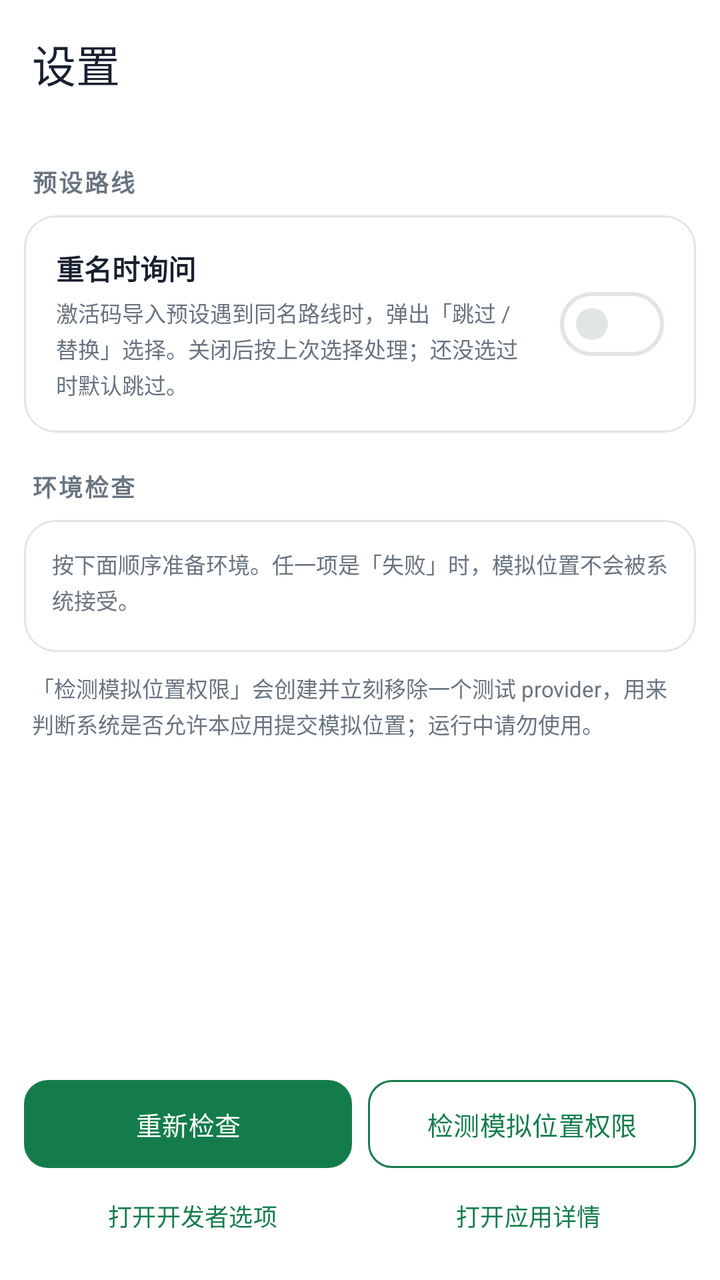
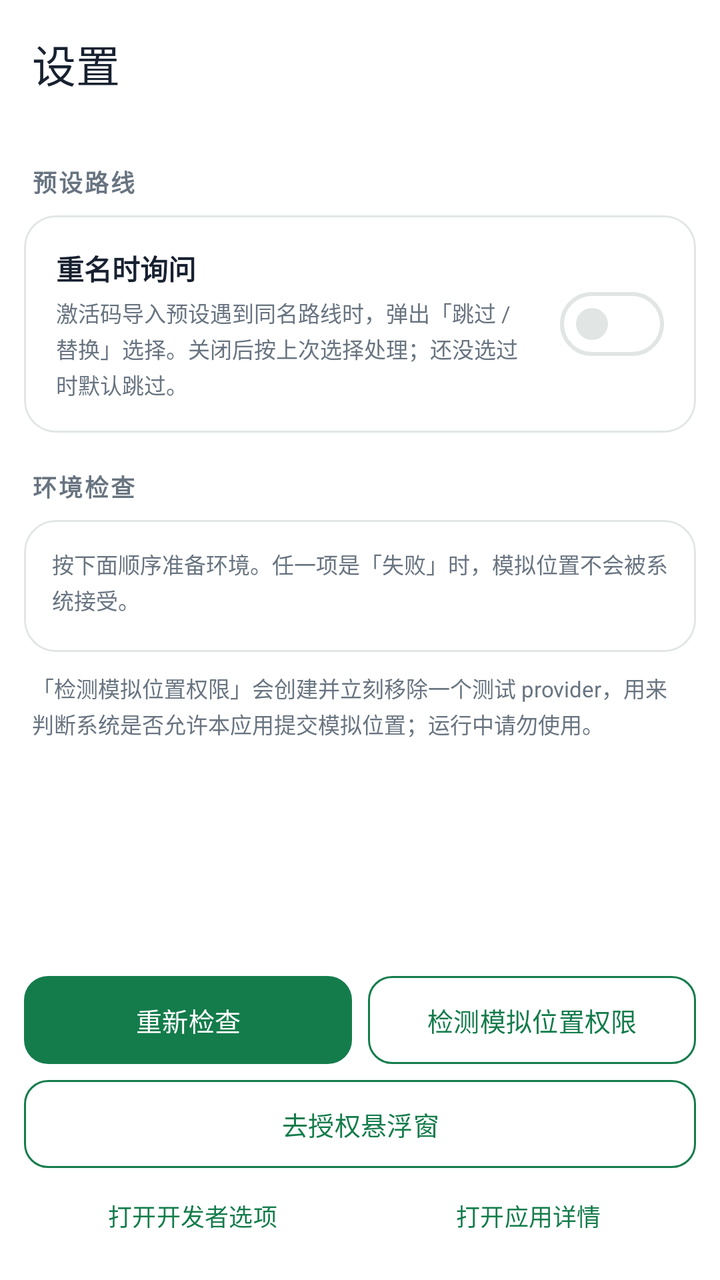

The first picture is an Android layout as it rendered before a commit; the second is the same layout after the commit. The layout source and the unified diff follow.
<!-- AndroidManifest.xml: activity theme Theme.RouteWorkshop.Home -->
<!-- res/layout/activity_settings_check.xml -->
<?xml version="1.0" encoding="utf-8"?>
<LinearLayout xmlns:android="http://schemas.android.com/apk/res/android"
    xmlns:app="http://schemas.android.com/apk/res-auto"
    android:layout_width="match_parent"
    android:layout_height="match_parent"
    android:background="@color/fm_surface"
    android:orientation="vertical">

    <com.google.android.material.appbar.MaterialToolbar
        android:id="@+id/toolbar"
        android:layout_width="match_parent"
        android:layout_height="wrap_content"
        android:background="@color/fm_surface"
        android:minHeight="?attr/actionBarSize"
        app:title="@string/settings_title"
        app:titleTextColor="@color/campus_ink" />

    <ScrollView
        android:layout_width="match_parent"
        android:layout_height="0dp"
        android:layout_weight="1"
        android:fillViewport="true">

        <LinearLayout
            android:layout_width="match_parent"
            android:layout_height="wrap_content"
            android:orientation="vertical"
            android:paddingBottom="8dp">

            <TextView
                android:layout_width="wrap_content"
                android:layout_height="wrap_content"
                android:layout_marginStart="16dp"
                android:layout_marginTop="18dp"
                android:letterSpacing="0.08"
                android:text="@string/settings_section_presets"
                android:textColor="@color/campus_muted"
                android:textSize="12sp"
                android:textStyle="bold" />

            <com.google.android.material.card.MaterialCardView
                android:layout_width="match_parent"
                android:layout_height="wrap_content"
                android:layout_marginStart="12dp"
                android:layout_marginTop="8dp"
                android:layout_marginEnd="12dp"
                app:cardBackgroundColor="@color/fm_surface"
                app:cardCornerRadius="16dp"
                app:cardElevation="0dp"
                app:strokeColor="@color/fm_border"
                app:strokeWidth="1dp">

                <LinearLayout
                    android:layout_width="match_parent"
                    android:layout_height="wrap_content"
                    android:gravity="center_vertical"
                    android:orientation="horizontal"
                    android:padding="16dp">

                    <LinearLayout
                        android:layout_width="0dp"
                        android:layout_height="wrap_content"
                        android:layout_weight="1"
                        android:orientation="vertical">

                        <TextView
                            android:layout_width="match_parent"
                            android:layout_height="wrap_content"
                            android:text="@string/settings_conflict_ask_title"
                            android:textColor="@color/campus_ink"
                            android:textSize="14sp"
                            android:textStyle="bold" />

                        <TextView
                            android:layout_width="match_parent"
                            android:layout_height="wrap_content"
                            android:layout_marginTop="4dp"
                            android:lineSpacingExtra="2dp"
                            android:text="@string/settings_conflict_ask_summary"
                            android:textColor="@color/campus_muted"
                            android:textSize="11sp" />
                    </LinearLayout>

                    <com.google.android.material.materialswitch.MaterialSwitch
                        android:id="@+id/switchPresetConflictAsk"
                        android:layout_width="wrap_content"
                        android:layout_height="wrap_content"
                        android:layout_marginStart="12dp" />
                </LinearLayout>
            </com.google.android.material.card.MaterialCardView>

            <TextView
                android:layout_width="wrap_content"
                android:layout_height="wrap_content"
                android:layout_marginStart="16dp"
                android:layout_marginTop="18dp"
                android:letterSpacing="0.08"
                android:text="@string/settings_section_environment"
                android:textColor="@color/campus_muted"
                android:textSize="12sp"
                android:textStyle="bold" />

            <com.google.android.material.card.MaterialCardView
                android:layout_width="match_parent"
                android:layout_height="wrap_content"
                android:layout_marginStart="12dp"
                android:layout_marginTop="8dp"
                android:layout_marginEnd="12dp"
                app:cardBackgroundColor="@color/fm_surface"
                app:cardCornerRadius="16dp"
                app:cardElevation="0dp"
                app:strokeColor="@color/fm_border"
                app:strokeWidth="1dp">

                <LinearLayout
                    android:layout_width="match_parent"
                    android:layout_height="wrap_content"
                    android:orientation="vertical"
                    android:padding="14dp">

                    <TextView
                        android:layout_width="match_parent"
                        android:layout_height="wrap_content"
                        android:lineSpacingExtra="2dp"
                        android:text="@string/settings_intro"
                        android:textColor="@color/campus_muted"
                        android:textSize="11sp" />

                    <LinearLayout
                        android:id="@+id/checkContainer"
                        android:layout_width="match_parent"
                        android:layout_height="wrap_content"
                        android:layout_marginTop="4dp"
                        android:orientation="vertical" />
                </LinearLayout>
            </com.google.android.material.card.MaterialCardView>

            <TextView
                android:layout_width="match_parent"
                android:layout_height="wrap_content"
                android:layout_marginHorizontal="16dp"
                android:layout_marginTop="10dp"
                android:lineSpacingExtra="2dp"
                android:text="@string/settings_probe_hint"
                android:textColor="@color/campus_muted"
                android:textSize="11sp" />
        </LinearLayout>
    </ScrollView>

    <LinearLayout
        android:layout_width="match_parent"
        android:layout_height="wrap_content"
        android:background="@color/fm_surface"
        android:orientation="vertical"
        android:paddingHorizontal="12dp"
        android:paddingTop="6dp"
        android:paddingBottom="8dp">

        <LinearLayout
            android:layout_width="match_parent"
            android:layout_height="wrap_content"
            android:orientation="horizontal">

            <com.google.android.material.button.MaterialButton
                android:id="@+id/buttonRecheck"
                android:layout_width="0dp"
                android:layout_height="44dp"
                android:layout_weight="1"
                android:insetTop="0dp"
                android:insetBottom="0dp"
                android:text="@string/settings_recheck"
                android:textColor="@color/brand_on_primary"
                android:textSize="13sp"
                app:backgroundTint="@color/campus_mint_dark"
                app:cornerRadius="12dp" />

            <com.google.android.material.button.MaterialButton
                android:id="@+id/buttonProbe"
                style="@style/Widget.Material3.Button.OutlinedButton"
                android:layout_width="0dp"
                android:layout_height="44dp"
                android:layout_marginStart="8dp"
                android:layout_weight="1"
                android:insetTop="0dp"
                android:insetBottom="0dp"
                android:text="@string/settings_probe_mock"
                android:textColor="@color/campus_mint_dark"
                android:textSize="13sp"
                app:cornerRadius="12dp"
                app:strokeColor="@color/campus_mint_dark" />
        </LinearLayout>

        <LinearLayout
            android:layout_width="match_parent"
            android:layout_height="wrap_content"
            android:orientation="horizontal">

            <com.google.android.material.button.MaterialButton
                android:id="@+id/buttonDevOptions"
                style="@style/Widget.Material3.Button.TextButton"
                android:layout_width="0dp"
                android:layout_height="wrap_content"
                android:layout_weight="1"
                android:insetTop="0dp"
                android:insetBottom="0dp"
                android:text="@string/settings_open_dev_options"
                android:textColor="@color/campus_mint_dark"
                android:textSize="12sp" />

            <com.google.android.material.button.MaterialButton
                android:id="@+id/buttonAppDetails"
                style="@style/Widget.Material3.Button.TextButton"
                android:layout_width="0dp"
                android:layout_height="wrap_content"
                android:layout_weight="1"
                android:insetTop="0dp"
                android:insetBottom="0dp"
                android:text="@string/settings_open_app_details"
                android:textColor="@color/campus_mint_dark"
                android:textSize="12sp" />
        </LinearLayout>
    </LinearLayout>
</LinearLayout>
<!-- resources referenced by this layout -->
<resources>
  <color name="brand_on_primary">@color/fm_on_brand</color>
  <color name="campus_ink">@color/fm_text</color>
  <color name="campus_mint_dark">@color/fm_link</color>
  <color name="campus_muted">@color/fm_muted</color>
  <color name="fm_border">#E1E6E5</color>
  <color name="fm_surface">#FFFFFF</color>
  <string name="settings_conflict_ask_summary">激活码导入预设遇到同名路线时，弹出「跳过 / 替换」选择。关闭后按上次选择处理；还没选过时默认跳过。</string>
  <string name="settings_conflict_ask_title">重名时询问</string>
  <string name="settings_intro">按下面顺序准备环境。任一项是「失败」时，模拟位置不会被系统接受。</string>
  <string name="settings_open_app_details">打开应用详情</string>
  <string name="settings_open_dev_options">打开开发者选项</string>
  <string name="settings_probe_hint">「检测模拟位置权限」会创建并立刻移除一个测试 provider，用来判断系统是否允许本应用提交模拟位置；运行中请勿使用。</string>
  <string name="settings_probe_mock">检测模拟位置权限</string>
  <string name="settings_recheck">重新检查</string>
  <string name="settings_section_environment">环境检查</string>
  <string name="settings_section_presets">预设路线</string>
  <string name="settings_title">设置</string>
  <style name="Theme.RouteWorkshop.Home" parent="Theme.RouteWorkshop" />
  <color name="fm_on_brand">#FFFFFF</color>
  <color name="fm_text">#182130</color>
  <color name="fm_link">#147C4B</color>
  <color name="fm_muted">#687480</color>
  <style name="Theme.RouteWorkshop" parent="Theme.Material3.DayNight.NoActionBar">
          <item name="colorPrimary">@color/fm_brand</item><item name="colorOnPrimary">@color/fm_on_brand</item>
          <item name="colorPrimaryContainer">@color/fm_surface_alt</item><item name="colorOnPrimaryContainer">@color/fm_text</item>
          <item name="colorSecondary">@color/fm_link</item><item name="colorSecondaryContainer">@color/fm_surface_alt</item><item name="colorOnSecondaryContainer">@color/fm_link</item>
          <item name="colorSurface">@color/fm_surface</item><item name="colorSurfaceContainerLow">@color/fm_background</item>
          <item name="colorSurfaceContainer">@color/fm_surface</item>
          <item name="colorSurfaceContainerHigh">@color/fm_surface</item>
          <item name="colorSurfaceContainerHighest">@color/fm_surface</item>
          <item name="colorSurfaceVariant">@color/fm_surface_alt</item>
          <item name="colorOnSurface">@color/fm_text</item>
          <item name="colorOnSurfaceVariant">@color/fm_text_secondary</item>
          <item name="colorOutline">@color/fm_border</item>
          <item name="android:colorBackground">@color/fm_background</item>
          <item name="colorOnBackground">@color/fm_text</item>
          <item name="android:windowBackground">@color/fm_background</item><item name="android:statusBarColor">@color/fm_background</item><item name="android:navigationBarColor">@color/fm_background</item>
          <item name="android:windowLightStatusBar">@bool/fm_light_bars</item><item name="android:windowLightNavigationBar">@bool/fm_light_bars</item>
          <item name="android:windowAnimationStyle">@style/Animation.Legion.Activity</item>
          <item name="materialButtonStyle">@style/Widget.Legion.FinmoriButton</item>
      </style>
  <color name="fm_brand">#147C4B</color>
  <color name="fm_surface_alt">#E5F5EB</color>
  <color name="fm_background">#F5F6FA</color>
  <color name="fm_text_secondary">#66717F</color>
  <style name="Animation.Legion.Activity" parent="@android:style/Animation.Activity">
          <item name="android:activityOpenEnterAnimation">@anim/fm_fade_in</item>
          <item name="android:activityOpenExitAnimation">@anim/fm_hold</item>
          <item name="android:activityCloseEnterAnimation">@anim/fm_fade_in</item>
          <item name="android:activityCloseExitAnimation">@anim/fm_fade_out</item>
      </style>
  <style name="Widget.Legion.FinmoriButton" parent="Widget.Material3.Button"><item name="cornerRadius">16dp</item><item name="android:minHeight">48dp</item></style>
</resources>

<!-- the commit's change to res/layout/activity_settings_check.xml (unified diff, before → after) -->
@@ -190,6 +190,20 @@
                 app:strokeColor="@color/campus_mint_dark" />
         </LinearLayout>
 
+        <com.google.android.material.button.MaterialButton
+            android:id="@+id/buttonOverlayGrant"
+            style="@style/Widget.Material3.Button.OutlinedButton"
+            android:layout_width="match_parent"
+            android:layout_height="44dp"
+            android:layout_marginTop="8dp"
+            android:insetTop="0dp"
+            android:insetBottom="0dp"
+            android:text="@string/settings_overlay_grant"
+            android:textColor="@color/campus_mint_dark"
+            android:textSize="13sp"
+            app:cornerRadius="12dp"
+            app:strokeColor="@color/campus_mint_dark" />
+
         <LinearLayout
             android:layout_width="match_parent"
             android:layout_height="wrap_content"
<!-- resource entries referenced after the edit -->
@@ -11,6 +11,7 @@
   <string name="settings_intro">按下面顺序准备环境。任一项是「失败」时，模拟位置不会被系统接受。</string>
   <string name="settings_open_app_details">打开应用详情</string>
   <string name="settings_open_dev_options">打开开发者选项</string>
+  <string name="settings_overlay_grant">去授权悬浮窗</string>
   <string name="settings_probe_hint">「检测模拟位置权限」会创建并立刻移除一个测试 provider，用来判断系统是否允许本应用提交模拟位置；运行中请勿使用。</string>
   <string name="settings_probe_mock">检测模拟位置权限</string>
   <string name="settings_recheck">重新检查</string>
